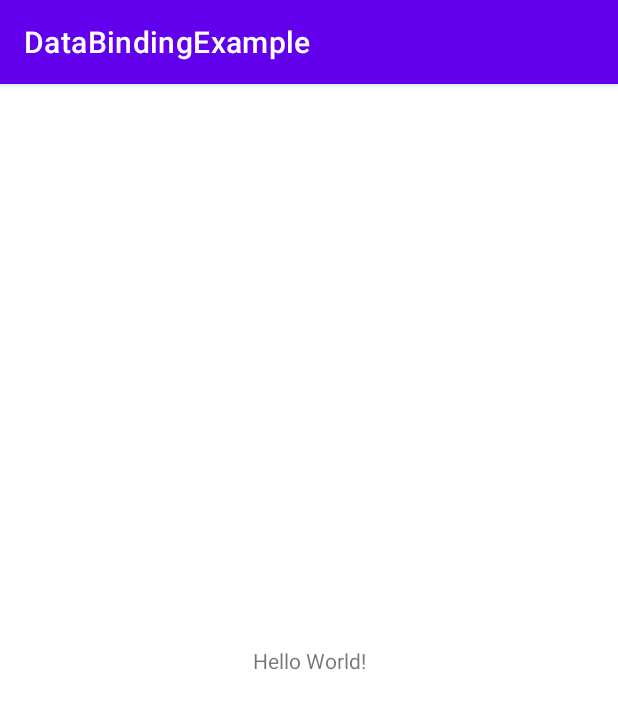
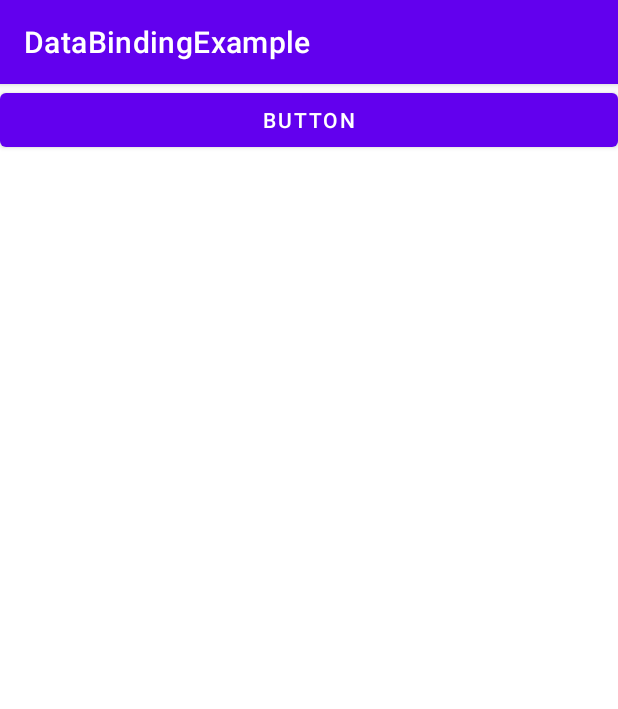
Before and after one commit to BraveSejin/DataBinding_example, an Android app: the screen it shows after launch (MainActivity), on a phone screen of 412 x 824 dp. Shown: the top 709 px of the screen. Run offline under Robolectric (Android 15) with nearby library versions, the phone set to English and light mode, and no system bars.

Commit message:
XML 설정

```diff
--- a/app/build.gradle
+++ b/app/build.gradle
@@ -33,6 +33,7 @@ dependencies {
     implementation 'androidx.appcompat:appcompat:1.2.0'
     implementation 'com.google.android.material:material:1.2.1'
     implementation 'androidx.constraintlayout:constraintlayout:2.0.4'
+    implementation 'androidx.recyclerview:recyclerview:1.1.0'
     testImplementation 'junit:junit:4.+'
     androidTestImplementation 'androidx.test.ext:junit:1.1.2'
     androidTestImplementation 'androidx.test.espresso:espresso-core:3.3.0'
--- a/app/src/main/res/layout/activity_main.xml
+++ b/app/src/main/res/layout/activity_main.xml
@@ -1,18 +1,48 @@
 <?xml version="1.0" encoding="utf-8"?>
-<androidx.constraintlayout.widget.ConstraintLayout xmlns:android="http://schemas.android.com/apk/res/android"
-    xmlns:app="http://schemas.android.com/apk/res-auto"
-    xmlns:tools="http://schemas.android.com/tools"
+<LinearLayout xmlns:android="http://schemas.android.com/apk/res/android"
     android:layout_width="match_parent"
     android:layout_height="match_parent"
-    tools:context=".MainActivity">
-
-    <TextView
-        android:layout_width="wrap_content"
+    android:orientation="vertical">
+    <LinearLayout
+        android:layout_width="match_parent"
         android:layout_height="wrap_content"
-        android:text="Hello World!"
-        app:layout_constraintBottom_toBottomOf="parent"
-        app:layout_constraintLeft_toLeftOf="parent"
-        app:layout_constraintRight_toRightOf="parent"
-        app:layout_constraintTop_toTopOf="parent" />
-
-</androidx.constraintlayout.widget.ConstraintLayout>
+        android:orientation="horizontal"
+        >
+        <TextView
+            android:id="@+id/tvText1"
+            android:layout_width="wrap_content"
+            android:layout_height="wrap_content"
+            />
+        <TextView
+            android:id="@+id/tvText2"
+            android:layout_width="wrap_content"
+            android:layout_height="wrap_content"
+            />
+        <TextView
+            android:id="@+id/tvText3"
+            android:layout_width="wrap_content"
+            android:layout_height="wrap_content"
+            />
+        <TextView
+            android:id="@+id/tvText4"
+            android:layout_width="wrap_content"
+            android:layout_height="wrap_content"
+            />
+        <TextView
+            android:id="@+id/tvText5"
+            android:layout_width="wrap_content"
+            android:layout_height="wrap_content"
+            />
+        <Button
+            android:id="@+id/btnSample"
+            android:layout_width="match_parent"
+            android:layout_height="wrap_content"
+            android:text="button"
+            />
+    </LinearLayout>
+    <androidx.recyclerview.widget.RecyclerView
+        android:id="@+id/rcContent"
+        android:layout_width="match_parent"
+        android:layout_height="wrap_content"
+        />
+</LinearLayout>
```
